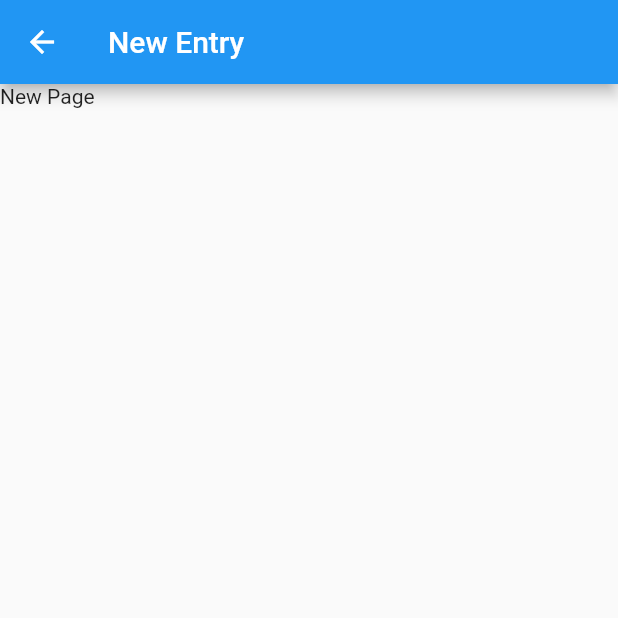
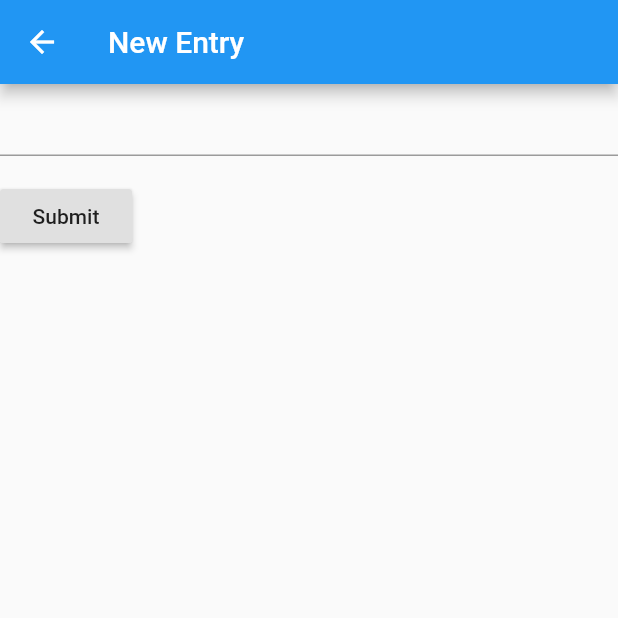
Before and after one commit to nishikigoi/ournote, a Flutter app: the NewEntry screen opened directly, on a phone screen of 412 x 824 dp, the top half of it. Run offline on Flutter 3.47's test engine with Material 2 defaults, Android fonts, the phone set to English and light mode, and no system bars.

Commit message:
add text form

```diff
--- a/lib/newentry.dart
+++ b/lib/newentry.dart
@@ -9,15 +9,50 @@ class NewEntry extends StatefulWidget {
 
 /// This is the stateless widget that the main application instantiates.
 class _NewEntryState extends State<NewEntry> {
+  // Create a global key that uniquely identifies the Form widget
+  // and allows validation of the form.
+  //
+  // Note: This is a GlobalKey<FormState>,
+  // not a GlobalKey<MyCustomFormState>.
+  final _formKey = GlobalKey<FormState>();
+
   @override
   Widget build(BuildContext context) {
-   return Scaffold(
-     appBar: AppBar(title: Text('New Entry')),
-     body: _buildBody(context),
-   );
-  }
-
-  Widget _buildBody(BuildContext context) {
-    return Text('New Page');
+    // Build a Form widget using the _formKey created above.
+    return Scaffold(
+        appBar: AppBar(title: Text('New Entry')),
+        body: Builder(
+          builder: (context) =>
+        Form(
+      key: _formKey,
+      child: Column(
+        crossAxisAlignment: CrossAxisAlignment.start,
+        children: <Widget>[
+          TextFormField(
+            validator: (value) {
+              if (value.isEmpty) {
+                return 'Enter some text';
+              }
+              return null;
+            },
+          ),
+          Padding(
+            padding: const EdgeInsets.symmetric(vertical: 16.0),
+            child: RaisedButton(
+              onPressed: () {
+                // Validate returns true if the form is valid, or false
+                // otherwise.
+                if (_formKey.currentState.validate()) {
+                  // If the form is valid, display a Snackbar.
+                  Scaffold.of(context)
+                      .showSnackBar(SnackBar(content: Text('Processing Data')));
+                }
+              },
+              child: Text('Submit'),
+            ),
+          ),
+        ],
+      )),
+    ));
   }
 }
```
